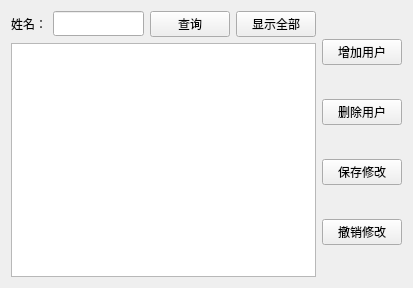
This is usermanager.ui in liwen123cd/curly-tribble as Qt 5 draws it before an edit. The edited form follows.
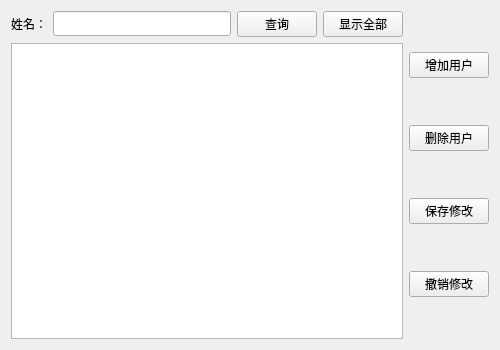
This is the edited form. Icons and pictures are not drawn.

What changed in the file:
```diff
--- a/usermanager.ui
+++ b/usermanager.ui
@@ -9,8 +9,8 @@
    <rect>
     <x>0</x>
     <y>0</y>
-    <width>413</width>
-    <height>288</height>
+    <width>500</width>
+    <height>350</height>
    </rect>
   </property>
   <property name="font">
@@ -24,6 +24,9 @@
   <property name="autoFillBackground">
    <bool>true</bool>
   </property>
+  <property name="styleSheet">
+   <string notr="true"/>
+  </property>
   <layout class="QGridLayout" name="gridLayout">
    <item row="0" column="0">
     <layout class="QHBoxLayout" name="horizontalLayout">
@@ -35,13 +38,27 @@
       </widget>
      </item>
      <item>
-      <widget class="QLineEdit" name="lineEdit"/>
+      <widget class="QLineEdit" name="lineEdit">
+       <property name="styleSheet">
+        <string notr="true">min-height:12px;</string>
+       </property>
+      </widget>
      </item>
      <item>
       <widget class="QPushButton" name="pushButton_5">
        <property name="text">
         <string>查询</string>
        </property>
+       <property name="icon">
+        <iconset>
+         <normaloff>:/img/login/btn_search (2).png</normaloff>:/img/login/btn_search (2).png</iconset>
+       </property>
+       <property name="iconSize">
+        <size>
+         <width>16</width>
+         <height>16</height>
+        </size>
+       </property>
       </widget>
      </item>
      <item>
```
Left out of the diff: 24 changed lines with no effect on the pictures.
